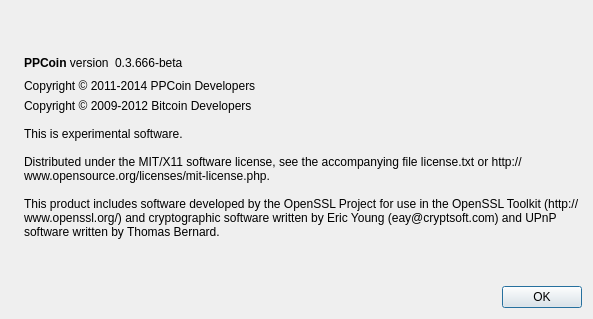
First picture: the form in src/qt/forms/aboutdialog.ui, repository ezaruba/paccoin-v2, before the edit.
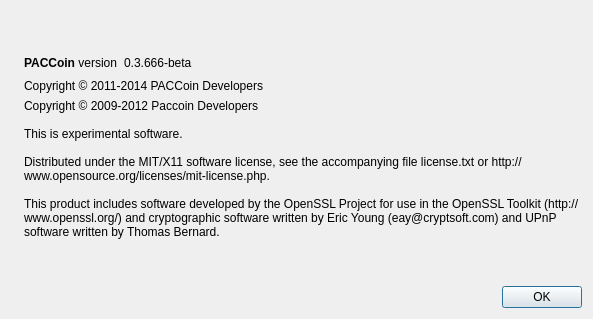
Second picture: the form after the edit. Icons and pictures are not drawn.

Diff of the .ui file:
```diff
--- a/src/qt/forms/aboutdialog.ui
+++ b/src/qt/forms/aboutdialog.ui
@@ -50,7 +50,7 @@
        <item>
         <widget class="QLabel" name="label">
          <property name="text">
-          <string>&lt;b&gt;PPCoin&lt;/b&gt; version</string>
+          <string>&lt;b&gt;PACCoin&lt;/b&gt; version</string>
          </property>
          <property name="textInteractionFlags">
           <set>Qt::LinksAccessibleByMouse|Qt::TextSelectableByKeyboard|Qt::TextSelectableByMouse</set>
@@ -88,7 +88,7 @@
      <item>
       <widget class="QLabel" name="label_ppcoin_copyright">
        <property name="text">
-        <string>Copyright © 2011-2014 PPCoin Developers</string>
+        <string>Copyright © 2011-2014 PACCoin Developers</string>
        </property>
        <property name="wordWrap">
         <bool>true</bool>
@@ -101,7 +101,7 @@
      <item>
       <widget class="QLabel" name="label_2">
        <property name="text">
-        <string>Copyright © 2009-2012 Bitcoin Developers
+        <string>Copyright © 2009-2012 Paccoin Developers
 
 This is experimental software.
 
```
Left out of the diff: 8 changed lines with no effect on the pictures.
